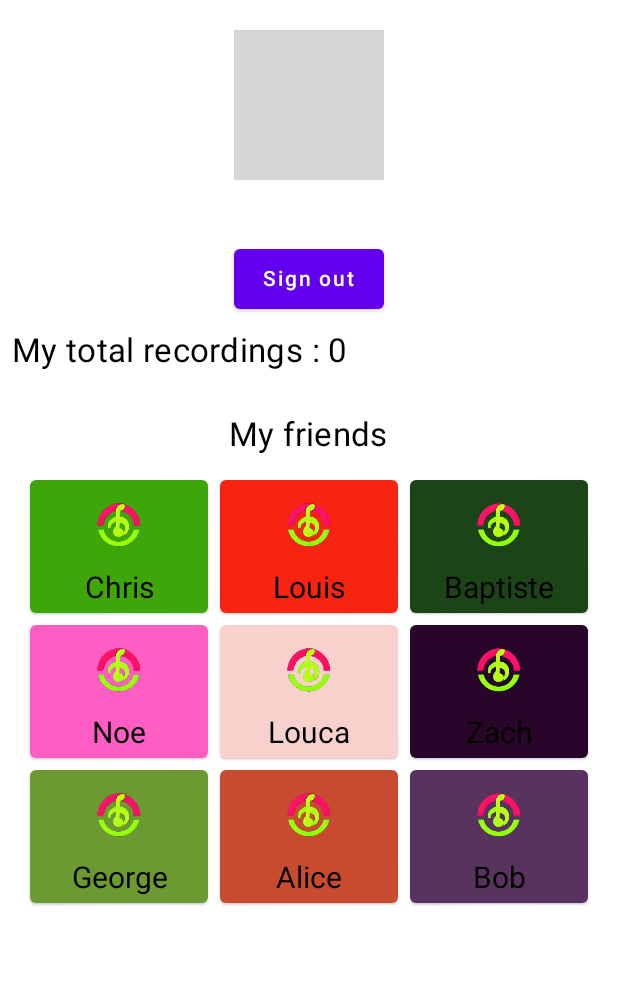
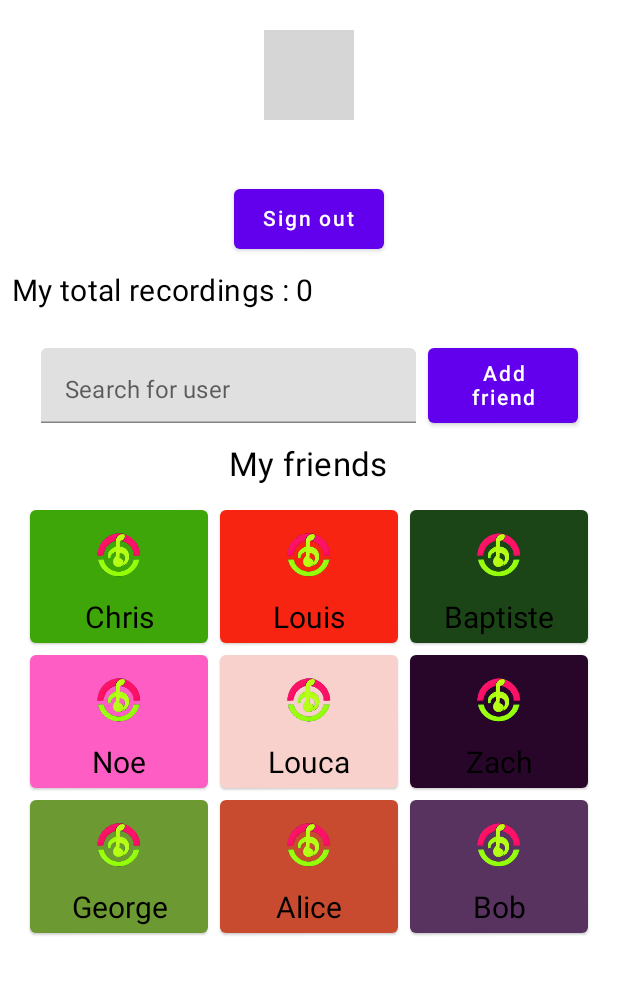
Before and after one commit to scribeWiz-team/ScribeWiz, an Android app built with Jetpack Compose: the screen it shows after launch once a user with an empty profile is signed in (NavigationActivity), after a tap on "Profile", on a phone screen of 412 x 824 dp, the part 234-1229 px from its top. Run offline under Robolectric (Android 15) with nearby library versions, the phone set to English and light mode, and no system bars; our stand-ins replace Firebase (no records; nobody signed in at launch, a user with empty details on screens opened directly); libraries missing offline, so code that uses them is left out: com.firebase.ui; pictures from the network do not load; 1 statement that could not run was skipped; 1 other tap on this screen came first; grey boxes are pictures that could not be loaded.

Commit message:
Friend requests in progress

```diff
--- a/app/src/main/java/com/github/scribeWizTeam/scribewiz/Fragments/ProfilePageFragment.kt
+++ b/app/src/main/java/com/github/scribeWizTeam/scribewiz/Fragments/ProfilePageFragment.kt
@@ -2,6 +2,7 @@ package com.github.scribeWizTeam.scribewiz.Fragments
 
 import android.content.Intent
 import android.os.Bundle
+import android.util.Log
 import android.view.LayoutInflater
 import android.view.View
 import android.view.ViewGroup
@@ -12,6 +13,9 @@ import androidx.compose.foundation.lazy.grid.LazyVerticalGrid
 import androidx.compose.foundation.shape.CircleShape
 import androidx.compose.material.*
 import androidx.compose.runtime.Composable
+import androidx.compose.runtime.MutableState
+import androidx.compose.runtime.mutableStateOf
+import androidx.compose.runtime.remember
 import androidx.compose.ui.Alignment
 import androidx.compose.ui.Modifier
 import androidx.compose.ui.draw.clip
@@ -21,6 +25,7 @@ import androidx.compose.ui.platform.LocalContext
 import androidx.compose.ui.platform.ViewCompositionStrategy
 import androidx.compose.ui.res.painterResource
 import androidx.compose.ui.text.style.TextAlign
+import androidx.compose.ui.tooling.preview.Preview
 import androidx.compose.ui.unit.dp
 import androidx.compose.ui.unit.sp
 import androidx.fragment.app.Fragment
@@ -28,13 +33,22 @@ import coil.compose.AsyncImage
 import com.firebase.ui.auth.AuthUI
 import com.github.scribeWizTeam.scribewiz.FirebaseUIActivity
 import com.github.scribeWizTeam.scribewiz.R
+import com.google.android.gms.tasks.Tasks.await
 import com.google.firebase.auth.FirebaseAuth
 import com.google.firebase.firestore.ktx.firestore
 import com.google.firebase.ktx.Firebase
+import kotlinx.coroutines.tasks.await
+import kotlin.concurrent.thread
 import kotlin.random.Random
 
 
 class ProfilePageFragment(contentLayoutId: Int) : Fragment(contentLayoutId) {
+
+    // Get the current user
+    private val user = FirebaseAuth.getInstance().currentUser
+
+    // Retrieve the database
+    private val db = Firebase.firestore
 
     override fun onCreateView(
         inflater: LayoutInflater,
@@ -55,16 +69,11 @@ class ProfilePageFragment(contentLayoutId: Int) : Fragment(contentLayoutId) {
     constructor() : this(0) {
         // Default constructor
     }
-
     @Composable
     fun ProfilePage(){
         val context = LocalContext.current
 
-        // Get the current user
-        val user = FirebaseAuth.getInstance().currentUser
 
-        // Retrieve the database
-        val db = Firebase.firestore
 
         // Check if user is logged in, set default values otherwise
         var userName = "Guest"
@@ -101,7 +110,7 @@ class ProfilePageFragment(contentLayoutId: Int) : Fragment(contentLayoutId) {
                     model = user.photoUrl,
                     contentDescription = "User profile picture",
                     modifier = Modifier
-                        .size(100.dp)
+                        .size(60.dp)
                         .clip(CircleShape)
                 )
             }else {
@@ -141,20 +150,43 @@ class ProfilePageFragment(contentLayoutId: Int) : Fragment(contentLayoutId) {
             Text(
                 text = "My total recordings : $numRecordings",
                 style = MaterialTheme.typography.h4,
-                fontSize = 22.sp,
+                fontSize = 20.sp,
                 modifier = Modifier.align(Alignment.Start)
             )
             Spacer(Modifier.height(20.dp))
 
+            if(user != null) {
+                var text = remember { mutableStateOf("") }
+                Row(verticalAlignment = Alignment.CenterVertically) {
+                    TextField(
+                        value = text.value,
+                        onValueChange = { text.value = it },
+                        label = { Text("Search for user") },
+                        modifier = Modifier.height(50.dp).width(250.dp)
+                    )
+                    Spacer(modifier = Modifier.width(8.dp))
+                    Button(
+                        onClick = {
+                            AddFriend(text.value)
+                        },
+                        modifier = Modifier.height(50.dp)
+                            .width(100.dp)
+                    )
+                    {
+                        Text("Add friend", textAlign = TextAlign.Center)
+                    }
+                }
+            }
             // TODO: Add user null check once bug is fixed
             //if(user != null){
                 Text(
                     text = "My friends",
                     style = MaterialTheme.typography.h4,
                     fontSize = 22.sp,
+                    modifier = Modifier.padding(top = 10.dp)
                 )
                 DrawFriendsGrid(friendsList)
-            //}
+
 
         }
     }
@@ -197,4 +229,42 @@ class ProfilePageFragment(contentLayoutId: Int) : Fragment(contentLayoutId) {
         }
     }
 
+    fun AddFriend(friend:String){
+
+        if(user != null) {
+            // Cannot add oneself as friend
+            if(friend == user.displayName){
+                return
+            }
+            thread {
+                // Data abstraction leak, will fix in future
+                var snapshot = await(db.collection("Users").get())
+                if (snapshot.isEmpty) {
+                    Log.w("ADDINGFRIEND", "EMPTYDB")
+                }
+                snapshot.forEach {
+                    Log.w("ADDINGFRIEND", "READINGUSER")
+                    if (it.get("userName") == friend) {
+                        db.collection("Users").document(it.id)
+                            .collection("friendRequests").add(
+                                hashMapOf("name" to user.displayName, "uid" to user.uid)
+                            ).addOnFailureListener {
+                                Log.w("ADDINGFRIEND", "FAILED", it)
+                            }
+                    }
+                }
+                /*
+            db.collection("Users").document(user.uid)
+                .collection("friendRequests").add(hashMapOf("friendName" to friend))
+                .addOnSuccessListener {
+                    Log.d("ADDINGFRIEND", "SUCCESSFULLY ADDED FRIEND")
+                }.addOnFailureListener{
+                    Log.w("ADDINGFRIEND", "FAILED TO ADD FRIEND", it)
+                }
+
+             */
+            }
+        }
+    }
+
 }
```
Also changed, not shown: app/src/main/java/com/github/scribeWizTeam/scribewiz/Activities/FirebaseUIActivity.kt (+7 -3 lines).
